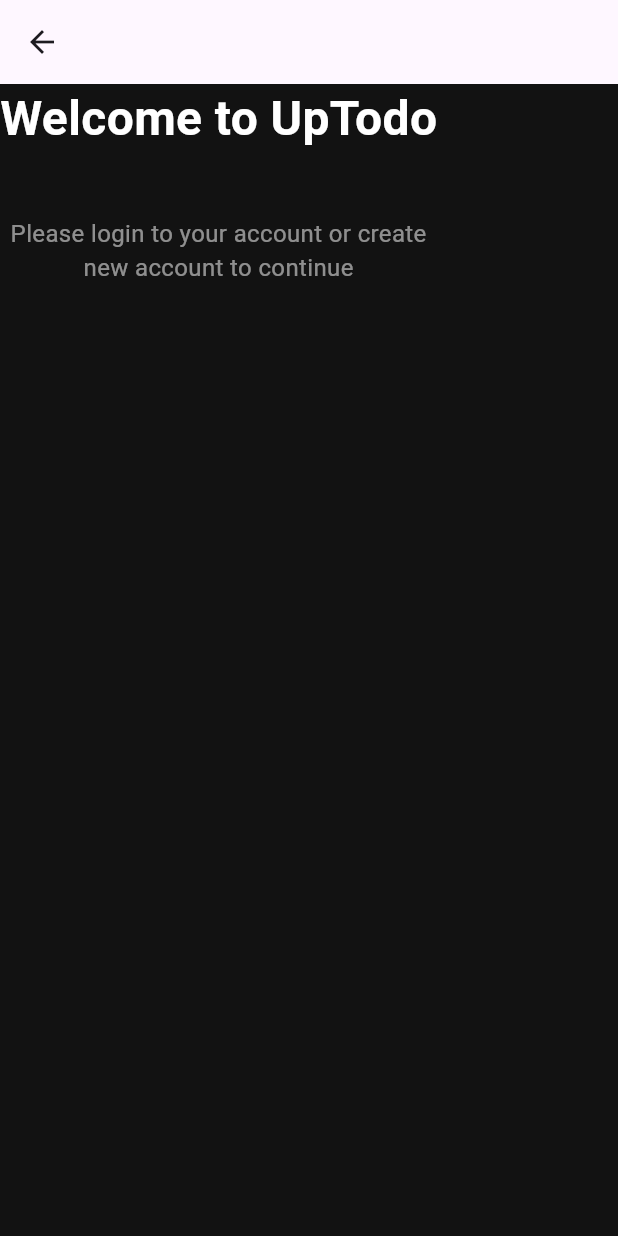
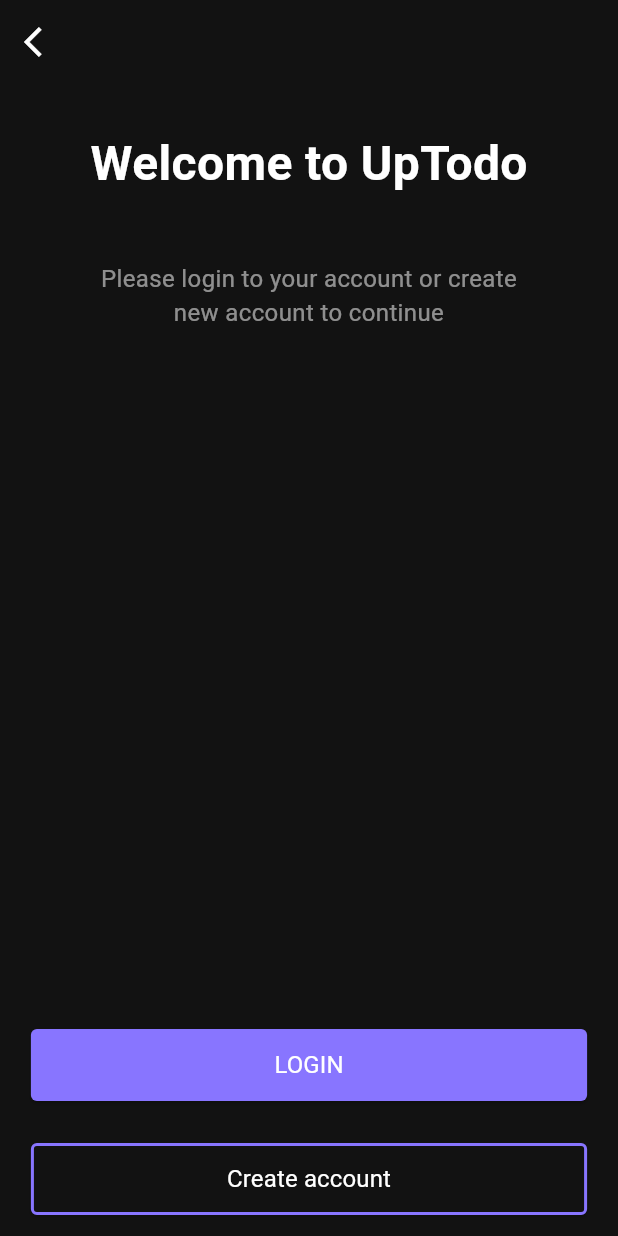
Before and after one commit to likeprograming1/flutter_todolist, a Flutter app: the screen it shows after launch, after a tap on "SKIP", on a phone screen of 412 x 824 dp. Run offline on Flutter 3.47's test engine with Material 3 defaults, Android fonts, the phone set to English and light mode, and no system bars; our stand-ins replace flutter_riverpod, go_router.

Commit message:
welcom page update

```diff
--- a/todolist_flutter/lib/components/colors.dart
+++ b/todolist_flutter/lib/commons/colors.dart
@@ -1,7 +1,7 @@
 import 'package:flutter/material.dart';
 
 final backGround = Color(0xFF121212);
-final buttonColor = Color(0xFF8685E7);
+final buttonColor = Color(0xFF8875FF);
 final whiteColor = Color(0XFFFFFFFF);
 final white44 = Color(0x44FFFFFF);
 final white87 = Color(0x87FFFFFF);
--- /dev/null
+++ b/todolist_flutter/lib/commons/route.dart
@@ -0,0 +1,13 @@
+class Routes {
+  static const String home = '/';
+  static const String load = '/load';
+  static const String welcome = '/welcome';
+  static const String login = '/login';
+}
+
+class RouteNames {
+  static const String home = 'home';
+  static const String load = 'load';
+  static const String welcome = 'welcome';
+  static const String login = 'login';
+}
--- a/todolist_flutter/lib/components/route.dart
+++ /dev/null
@@ -1,5 +0,0 @@
-class Routes {
-  static const String home = '/home';
-  static const String load = '/load';
-  static const String welcome = '/welcome';
-}
--- a/todolist_flutter/lib/pages/first/widgets/appbar.dart
+++ b/todolist_flutter/lib/pages/first/widgets/appbar.dart
@@ -1,8 +1,8 @@
 import 'package:flutter/material.dart';
 import 'package:flutter_riverpod/flutter_riverpod.dart';
 import 'package:go_router/go_router.dart';
-import 'package:todolist/components/colors.dart';
-import 'package:todolist/components/route.dart';
+import 'package:todolist/commons/colors.dart';
+import 'package:todolist/commons/route.dart';
 
 class CustomAppBar extends ConsumerWidget implements PreferredSizeWidget {
   const CustomAppBar({super.key});
--- a/todolist_flutter/lib/pages/first/widgets/bottombar.dart
+++ b/todolist_flutter/lib/pages/first/widgets/bottombar.dart
@@ -1,8 +1,8 @@
 import 'package:flutter/material.dart';
 import 'package:flutter_riverpod/flutter_riverpod.dart';
 import 'package:go_router/go_router.dart';
-import 'package:todolist/components/colors.dart';
-import 'package:todolist/components/route.dart';
+import 'package:todolist/commons/colors.dart';
+import 'package:todolist/commons/route.dart';
 import 'package:todolist/pages/first/provider/page_provider.dart';
 
 class CustomBottomBar extends ConsumerWidget {
--- a/todolist_flutter/lib/pages/first/widgets/selectbar.dart
+++ b/todolist_flutter/lib/pages/first/widgets/selectbar.dart
@@ -1,5 +1,5 @@
 import 'package:flutter/material.dart';
-import 'package:todolist/components/colors.dart';
+import 'package:todolist/commons/colors.dart';
 
 class SelectBar extends StatelessWidget {
   final int readIndex;
--- a/todolist_flutter/lib/pages/first/widgets/textarea.dart
+++ b/todolist_flutter/lib/pages/first/widgets/textarea.dart
@@ -1,5 +1,5 @@
 import 'package:flutter/material.dart';
-import 'package:todolist/components/colors.dart';
+import 'package:todolist/commons/colors.dart';
 import 'package:todolist/pages/first/data/data.dart';
 
 class TextAreaBox extends StatelessWidget {
--- a/todolist_flutter/lib/pages/loading/loading.dart
+++ b/todolist_flutter/lib/pages/loading/loading.dart
@@ -1,6 +1,6 @@
 import 'package:flutter/material.dart';
 import 'package:flutter_riverpod/flutter_riverpod.dart';
-import 'package:todolist/components/colors.dart';
+import 'package:todolist/commons/colors.dart';
 import 'package:todolist/pages/loading/provider/laod_provider.dart';
 
 class Loading extends ConsumerStatefulWidget {
--- /dev/null
+++ b/todolist_flutter/lib/pages/login/login.dart
@@ -0,0 +1,29 @@
+import 'package:flutter/material.dart';
+import 'package:go_router/go_router.dart';
+import 'package:todolist/commons/colors.dart';
+
+class LoginPage extends StatelessWidget {
+  const LoginPage({super.key});
+
+  @override
+  Widget build(BuildContext context) {
+    return Scaffold(
+      appBar: AppBar(
+        backgroundColor: backGround,
+        leading: IconButton(
+            onPressed: () {
+              GoRouter.of(context).pop();
+            },
+            icon: Icon(
+              Icons.arrow_back_ios,
+              color: whiteColor,
+            )),
+      ),
+      body: SizedBox(
+        child: Center(
+          child: Text("LoginPage"),
+        ),
+      ),
+    );
+  }
+}
--- a/todolist_flutter/lib/pages/welcomepage/welcome.dart
+++ b/todolist_flutter/lib/pages/welcomepage/welcome.dart
@@ -1,5 +1,7 @@
 import 'package:flutter/material.dart';
-import 'package:todolist/components/colors.dart';
+import 'package:todolist/pages/welcomepage/widgets/welcome_appbar.dart';
+import 'package:todolist/pages/welcomepage/widgets/welcome_body.dart';
+import 'package:todolist/pages/welcomepage/widgets/welcome_bottom.dart';
 
 class WelcomePage extends StatelessWidget {
   const WelcomePage({super.key});
@@ -7,28 +9,9 @@ class WelcomePage extends StatelessWidget {
   @override
   Widget build(BuildContext context) {
     return Scaffold(
-      appBar: AppBar(),
-      body: Column(
-        children: [
-          Text(
-            "Welcome to UpTodo",
-            style: TextStyle(
-              color: whiteColor,
-              fontSize: 32,
-              fontWeight: FontWeight.bold,
-            ),
-          ),
-          SizedBox(
-            height: 42,
-          ),
-          Text(
-            "Please login to your account or create \nnew account to continue",
-            textAlign: TextAlign.center,
-            style: TextStyle(
-                color: white87, fontSize: 16, fontWeight: FontWeight.w400),
-          )
-        ],
-      ),
+      appBar: WelcomeAppbar(),
+      body: WelcomeBody(),
+      bottomNavigationBar: WelcomeBottom(),
     );
   }
 }
--- /dev/null
+++ b/todolist_flutter/lib/pages/welcomepage/widgets/welcome_appbar.dart
@@ -0,0 +1,23 @@
+import 'package:flutter/material.dart';
+import 'package:go_router/go_router.dart';
+import 'package:todolist/commons/colors.dart';
+
+class WelcomeAppbar extends StatelessWidget implements PreferredSizeWidget {
+  const WelcomeAppbar({super.key});
+
+  @override
+  Widget build(BuildContext context) {
+    return AppBar(
+      foregroundColor: whiteColor,
+      backgroundColor: backGround,
+      leading: IconButton(
+          onPressed: () {
+            GoRouter.of(context).pop();
+          },
+          icon: Icon(Icons.arrow_back_ios)),
+    );
+  }
+
+  @override
+  Size get preferredSize => Size.fromHeight(kToolbarHeight);
+}
--- /dev/null
+++ b/todolist_flutter/lib/pages/welcomepage/widgets/welcome_body.dart
@@ -0,0 +1,36 @@
+import 'package:flutter/material.dart';
+import 'package:todolist/commons/colors.dart';
+
+class WelcomeBody extends StatelessWidget {
+  const WelcomeBody({super.key});
+
+  @override
+  Widget build(BuildContext context) {
+    return Center(
+      child: Column(
+        children: [
+          SizedBox(
+            height: 30,
+          ),
+          Text(
+            "Welcome to UpTodo",
+            style: TextStyle(
+              color: whiteColor,
+              fontSize: 32,
+              fontWeight: FontWeight.bold,
+            ),
+          ),
+          SizedBox(
+            height: 42,
+          ),
+          Text(
+            "Please login to your account or create \nnew account to continue",
+            textAlign: TextAlign.center,
+            style: TextStyle(
+                color: white87, fontSize: 16, fontWeight: FontWeight.w400),
+          )
+        ],
+      ),
+    );
+  }
+}
--- /dev/null
+++ b/todolist_flutter/lib/pages/welcomepage/widgets/welcome_bottom.dart
@@ -0,0 +1,65 @@
+import 'package:flutter/material.dart';
+import 'package:go_router/go_router.dart';
+import 'package:todolist/commons/colors.dart';
+import 'package:todolist/commons/route.dart';
+
+class WelcomeBottom extends StatelessWidget {
+  const WelcomeBottom({super.key});
+
+  @override
+  Widget build(BuildContext context) {
+    final screenWidth = MediaQuery.of(context).size.width;
+    return BottomAppBar(
+      color: backGround,
+      height: 150,
+      child: Column(
+        children: [
+          SizedBox(
+            width: screenWidth * 0.9,
+            height: 48,
+            child: ElevatedButton(
+              style: ElevatedButton.styleFrom(
+                shape: RoundedRectangleBorder(
+                    borderRadius: BorderRadius.circular(4.0)),
+                backgroundColor: buttonColor,
+              ),
+              onPressed: () {
+                GoRouter.of(context).pushNamed(RouteNames.login);
+              },
+              child: Text(
+                "LOGIN",
+                style: TextStyle(
+                    color: whiteColor,
+                    fontSize: 16,
+                    fontWeight: FontWeight.w400),
+              ),
+            ),
+          ),
+          SizedBox(
+            height: 28,
+          ),
+          SizedBox(
+            width: screenWidth * 0.9,
+            height: 48,
+            child: ElevatedButton(
+              style: ElevatedButton.styleFrom(
+                shape: RoundedRectangleBorder(
+                    borderRadius: BorderRadius.circular(4.0),
+                    side: BorderSide(color: buttonColor, width: 2.0)),
+                backgroundColor: backGround,
+              ),
+              onPressed: () {},
+              child: Text(
+                "Create account",
+                style: TextStyle(
+                    color: whiteColor,
+                    fontSize: 16,
+                    fontWeight: FontWeight.w400),
+              ),
+            ),
+          ),
+        ],
+      ),
+    );
+  }
+}
--- /dev/null
+++ b/todolist_flutter/lib/router/provider/route_provider.dart
@@ -0,0 +1,28 @@
+import 'package:flutter/material.dart';
+import 'package:flutter_riverpod/flutter_riverpod.dart';
+import 'package:go_router/go_router.dart';
+import 'package:todolist/commons/route.dart';
+import 'package:todolist/pages/loading/provider/laod_provider.dart';
+import 'package:todolist/router/firstLoad.dart';
+import 'package:todolist/router/routes/homeRoute.dart';
+
+final Provider<GoRouter> routerProvider = Provider((ref) {
+  final LoadNotifier loadState = LoadNotifier(ref);
+
+  return GoRouter(
+      debugLogDiagnostics: true,
+      initialLocation: Routes.load,
+      refreshListenable: loadState,
+      redirect: (context, state) {
+        final isLoading = ref.read(LoadProvider);
+
+        debugPrint("state.path: ${state.fullPath}");
+
+        if (isLoading.isLoad && state.fullPath == "/load") {
+          return Routes.home;
+        }
+
+        return null;
+      },
+      routes: <RouteBase>[mainRoute]);
+});
--- a/todolist_flutter/lib/router/router.dart
+++ b/todolist_flutter/lib/router/router.dart
@@ -1,58 +1,7 @@
 import 'package:flutter/material.dart';
 import 'package:flutter_riverpod/flutter_riverpod.dart';
-import 'package:go_router/go_router.dart';
-import 'package:todolist/components/colors.dart';
-import 'package:todolist/components/route.dart';
-import 'package:todolist/pages/first/first.dart';
-import 'package:todolist/pages/loading/loading.dart';
-import 'package:todolist/pages/loading/provider/laod_provider.dart';
-import 'package:todolist/pages/welcomepage/welcome.dart';
-import 'package:todolist/router/firstLoad.dart';
-
-final Provider<GoRouter> routerProvider = Provider((ref) {
-  final LoadNotifier loadState = LoadNotifier(ref);
-
-  return GoRouter(
-      debugLogDiagnostics: true,
-      initialLocation: Routes.load,
-      refreshListenable: loadState,
-      redirect: (context, state) {
-        final isLoading = ref.read(LoadProvider);
-
-        debugPrint("isLoad : ${isLoading.isLoad}");
-        debugPrint(
-            "state.path: ${state.fullPath}"); // state.location을 사용하여 경로 출력
-
-        if (isLoading.isLoad && state.fullPath == "/load") {
-          return Routes.home;
-        }
-
-        return null;
-      },
-      routes: <RouteBase>[
-        GoRoute(
-          name: "home",
-          path: Routes.home,
-          builder: (BuildContext context, GoRouterState state) {
-            return FirstPage();
-          },
-        ),
-        GoRoute(
-          name: "load",
-          path: Routes.load,
-          builder: (context, state) {
-            return Loading();
-          },
-        ),
-        GoRoute(
-          name: "welcome",
-          path: Routes.welcome,
-          builder: (context, state) {
-            return WelcomePage();
-          },
-        ),
-      ]);
-});
+import 'package:todolist/commons/colors.dart';
+import 'package:todolist/router/provider/route_provider.dart';
 
 class Routers extends ConsumerWidget {
   const Routers({super.key});
--- /dev/null
+++ b/todolist_flutter/lib/router/routes/homeRoute.dart
@@ -0,0 +1,37 @@
+import 'package:flutter/material.dart';
+import 'package:go_router/go_router.dart';
+import 'package:todolist/commons/route.dart';
+import 'package:todolist/pages/first/first.dart';
+import 'package:todolist/pages/loading/loading.dart';
+import 'package:todolist/pages/login/login.dart';
+import 'package:todolist/pages/welcomepage/welcome.dart';
+
+final mainRoute = GoRoute(
+    name: RouteNames.home,
+    path: Routes.home,
+    builder: (BuildContext context, GoRouterState state) {
+      return FirstPage();
+    },
+    routes: <RouteBase>[
+      GoRoute(
+        name: RouteNames.load,
+        path: Routes.load,
+        builder: (context, state) {
+          return Loading();
+        },
+      ),
+      GoRoute(
+        name: RouteNames.welcome,
+        path: Routes.welcome,
+        builder: (context, state) {
+          return WelcomePage();
+        },
+      ),
+      GoRoute(
+        name: RouteNames.login,
+        path: Routes.login,
+        builder: (context, state) {
+          return LoginPage();
+        },
+      ),
+    ]);
```
